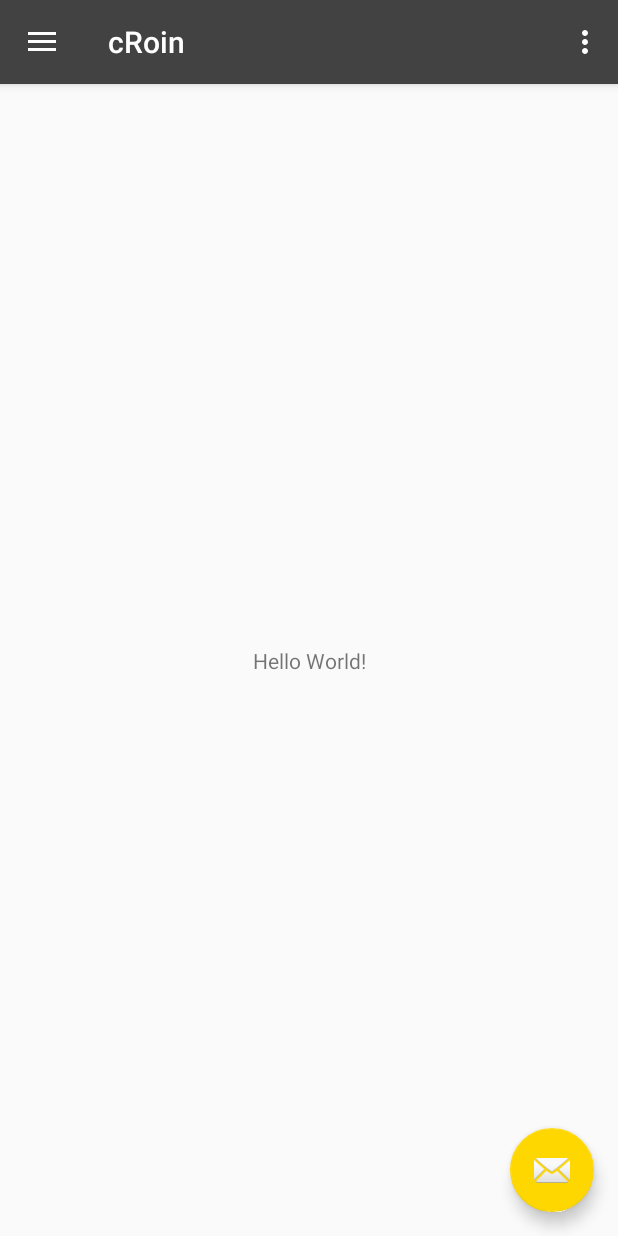
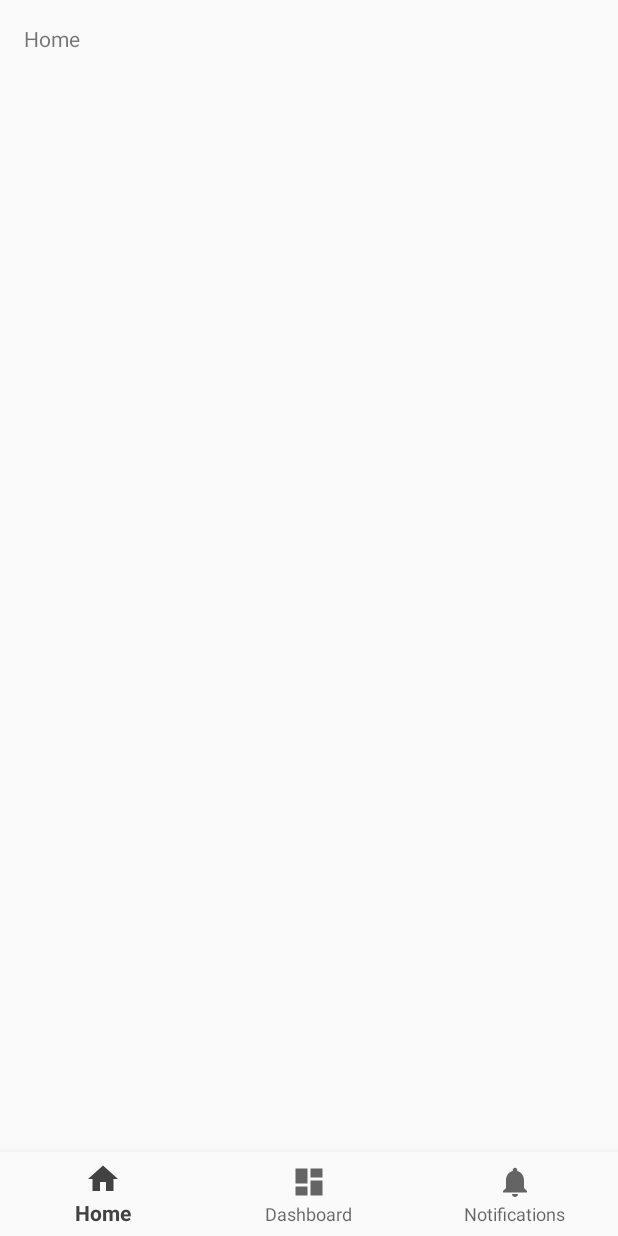
Before and after one commit to MariSky80/cRoin, an Android app: the screen it shows after launch (MainActivity), on a phone screen of 412 x 824 dp. Run offline under Robolectric (Android 15) with nearby library versions, the phone set to English and light mode, and no system bars.

Commit message:
Changing MainActivity with lateral menu to menu above

```diff
--- a/app/src/main/AndroidManifest.xml
+++ b/app/src/main/AndroidManifest.xml
@@ -21,10 +21,13 @@
             android:theme="@style/AppTheme.NoActionBar">
             <intent-filter>
                 <action android:name="android.intent.action.MAIN" />
+
                 <category android:name="android.intent.category.LAUNCHER" />
             </intent-filter>
         </activity>
-        <activity android:name=".MainActivity"></activity>
+        <activity
+            android:name=".MainActivity"
+            android:label="@string/title_activity_main" />
     </application>
 
 </manifest>
--- a/app/src/main/java/com/croin/croin/MainActivity.kt
+++ b/app/src/main/java/com/croin/croin/MainActivity.kt
@@ -1,84 +1,34 @@
 package com.croin.croin
 
 import android.os.Bundle
-import android.support.design.widget.Snackbar
-import android.support.design.widget.NavigationView
-import android.support.v4.view.GravityCompat
-import android.support.v7.app.ActionBarDrawerToggle
+import android.support.design.widget.BottomNavigationView
 import android.support.v7.app.AppCompatActivity
-import android.view.Menu
-import android.view.MenuItem
 import kotlinx.android.synthetic.main.activity_main.*
-import kotlinx.android.synthetic.main.app_bar_main.*
 
-class MainActivity : AppCompatActivity(), NavigationView.OnNavigationItemSelectedListener {
+class MainActivity : AppCompatActivity() {
+
+    private val mOnNavigationItemSelectedListener = BottomNavigationView.OnNavigationItemSelectedListener { item ->
+        when (item.itemId) {
+            R.id.navigation_home -> {
+                message.setText(R.string.title_home)
+                return@OnNavigationItemSelectedListener true
+            }
+            R.id.navigation_dashboard -> {
+                message.setText(R.string.title_dashboard)
+                return@OnNavigationItemSelectedListener true
+            }
+            R.id.navigation_notifications -> {
+                message.setText(R.string.title_notifications)
+                return@OnNavigationItemSelectedListener true
+            }
+        }
+        false
+    }
 
     override fun onCreate(savedInstanceState: Bundle?) {
         super.onCreate(savedInstanceState)
         setContentView(R.layout.activity_main)
-        setSupportActionBar(toolbar)
 
-        fab.setOnClickListener { view ->
-            Snackbar.make(view, "Replace with your own action", Snackbar.LENGTH_LONG)
-                    .setAction("Action", null).show()
-        }
-
-        val toggle = ActionBarDrawerToggle(
-                this, drawer_layout, toolbar, R.string.navigation_drawer_open, R.string.navigation_drawer_close)
-        drawer_layout.addDrawerListener(toggle)
-        toggle.syncState()
-
-        nav_view.setNavigationItemSelectedListener(this)
-    }
-
-    override fun onBackPressed() {
-        if (drawer_layout.isDrawerOpen(GravityCompat.START)) {
-            drawer_layout.closeDrawer(GravityCompat.START)
-        } else {
-            super.onBackPressed()
-        }
-    }
-
-    override fun onCreateOptionsMenu(menu: Menu): Boolean {
-        // Inflate the menu; this adds items to the action bar if it is present.
-        menuInflater.inflate(R.menu.main, menu)
-        return true
-    }
-
-    override fun onOptionsItemSelected(item: MenuItem): Boolean {
-        // Handle action bar item clicks here. The action bar will
-        // automatically handle clicks on the Home/Up button, so long
-        // as you specify a parent activity in AndroidManifest.xml.
-        when (item.itemId) {
-            R.id.action_settings -> return true
-            else -> return super.onOptionsItemSelected(item)
-        }
-    }
-
-    override fun onNavigationItemSelected(item: MenuItem): Boolean {
-        // Handle navigation view item clicks here.
-        when (item.itemId) {
-            R.id.nav_camera -> {
-                // Handle the camera action
-            }
-            R.id.nav_gallery -> {
-
-            }
-            R.id.nav_slideshow -> {
-
-            }
-            R.id.nav_manage -> {
-
-            }
-            R.id.nav_share -> {
-
-            }
-            R.id.nav_send -> {
-
-            }
-        }
-
-        drawer_layout.closeDrawer(GravityCompat.START)
-        return true
+        navigation.setOnNavigationItemSelectedListener(mOnNavigationItemSelectedListener)
     }
 }
--- /dev/null
+++ b/app/src/main/res/drawable/ic_dashboard_black_24dp.xml
@@ -0,0 +1,9 @@
+<vector xmlns:android="http://schemas.android.com/apk/res/android"
+    android:width="24dp"
+    android:height="24dp"
+    android:viewportHeight="24.0"
+    android:viewportWidth="24.0">
+    <path
+        android:fillColor="#FF000000"
+        android:pathData="M3,13h8L11,3L3,3v10zM3,21h8v-6L3,15v6zM13,21h8L21,11h-8v10zM13,3v6h8L21,3h-8z" />
+</vector>
--- /dev/null
+++ b/app/src/main/res/drawable/ic_home_black_24dp.xml
@@ -0,0 +1,9 @@
+<vector xmlns:android="http://schemas.android.com/apk/res/android"
+    android:width="24dp"
+    android:height="24dp"
+    android:viewportHeight="24.0"
+    android:viewportWidth="24.0">
+    <path
+        android:fillColor="#FF000000"
+        android:pathData="M10,20v-6h4v6h5v-8h3L12,3 2,12h3v8z" />
+</vector>
--- /dev/null
+++ b/app/src/main/res/drawable/ic_notifications_black_24dp.xml
@@ -0,0 +1,9 @@
+<vector xmlns:android="http://schemas.android.com/apk/res/android"
+    android:width="24dp"
+    android:height="24dp"
+    android:viewportHeight="24.0"
+    android:viewportWidth="24.0">
+    <path
+        android:fillColor="#FF000000"
+        android:pathData="M12,22c1.1,0 2,-0.9 2,-2h-4c0,1.1 0.89,2 2,2zM18,16v-5c0,-3.07 -1.64,-5.64 -4.5,-6.32L13.5,4c0,-0.83 -0.67,-1.5 -1.5,-1.5s-1.5,0.67 -1.5,1.5v0.68C7.63,5.36 6,7.92 6,11v5l-2,2v1h16v-1l-2,-2z" />
+</vector>
--- a/app/src/main/res/layout/activity_main.xml
+++ b/app/src/main/res/layout/activity_main.xml
@@ -1,25 +1,33 @@
 <?xml version="1.0" encoding="utf-8"?>
-<android.support.v4.widget.DrawerLayout xmlns:android="http://schemas.android.com/apk/res/android"
+<android.support.constraint.ConstraintLayout xmlns:android="http://schemas.android.com/apk/res/android"
     xmlns:app="http://schemas.android.com/apk/res-auto"
     xmlns:tools="http://schemas.android.com/tools"
-    android:id="@+id/drawer_layout"
+    android:id="@+id/container"
     android:layout_width="match_parent"
     android:layout_height="match_parent"
-    android:fitsSystemWindows="true"
-    tools:openDrawer="start">
+    tools:context="com.croin.croin.MainActivity">
 
-    <include
-        layout="@layout/app_bar_main"
-        android:layout_width="match_parent"
-        android:layout_height="match_parent" />
+    <TextView
+        android:id="@+id/message"
+        android:layout_width="wrap_content"
+        android:layout_height="wrap_content"
+        android:layout_marginLeft="@dimen/activity_horizontal_margin"
+        android:layout_marginStart="@dimen/activity_horizontal_margin"
+        android:layout_marginTop="@dimen/activity_vertical_margin"
+        android:text="@string/title_home"
+        app:layout_constraintLeft_toLeftOf="parent"
+        app:layout_constraintTop_toTopOf="parent" />
 
-    <android.support.design.widget.NavigationView
-        android:id="@+id/nav_view"
-        android:layout_width="wrap_content"
-        android:layout_height="match_parent"
-        android:layout_gravity="start"
-        android:fitsSystemWindows="true"
-        app:headerLayout="@layout/nav_header_main"
-        app:menu="@menu/activity_main_drawer" />
+    <android.support.design.widget.BottomNavigationView
+        android:id="@+id/navigation"
+        android:layout_width="0dp"
+        android:layout_height="wrap_content"
+        android:layout_marginEnd="0dp"
+        android:layout_marginStart="0dp"
+        android:background="?android:attr/windowBackground"
+        app:layout_constraintBottom_toBottomOf="parent"
+        app:layout_constraintLeft_toLeftOf="parent"
+        app:layout_constraintRight_toRightOf="parent"
+        app:menu="@menu/navigation" />
 
-</android.support.v4.widget.DrawerLayout>
+</android.support.constraint.ConstraintLayout>
--- a/app/src/main/res/layout/app_bar_main.xml
+++ /dev/null
@@ -1,33 +0,0 @@
-<?xml version="1.0" encoding="utf-8"?>
-<android.support.design.widget.CoordinatorLayout xmlns:android="http://schemas.android.com/apk/res/android"
-    xmlns:app="http://schemas.android.com/apk/res-auto"
-    xmlns:tools="http://schemas.android.com/tools"
-    android:layout_width="match_parent"
-    android:layout_height="match_parent"
-    tools:context="com.croin.croin.MainActivity">
-
-    <android.support.design.widget.AppBarLayout
-        android:layout_width="match_parent"
-        android:layout_height="wrap_content"
-        android:theme="@style/AppTheme.AppBarOverlay">
-
-        <android.support.v7.widget.Toolbar
-            android:id="@+id/toolbar"
-            android:layout_width="match_parent"
-            android:layout_height="?attr/actionBarSize"
-            android:background="?attr/colorPrimary"
-            app:popupTheme="@style/AppTheme.PopupOverlay" />
-
-    </android.support.design.widget.AppBarLayout>
-
-    <include layout="@layout/content_main" />
-
-    <android.support.design.widget.FloatingActionButton
-        android:id="@+id/fab"
-        android:layout_width="wrap_content"
-        android:layout_height="wrap_content"
-        android:layout_gravity="bottom|end"
-        android:layout_margin="@dimen/fab_margin"
-        app:srcCompat="@android:drawable/ic_dialog_email" />
-
-</android.support.design.widget.CoordinatorLayout>
--- a/app/src/main/res/layout/content_main.xml
+++ /dev/null
@@ -1,20 +0,0 @@
-<?xml version="1.0" encoding="utf-8"?>
-<android.support.constraint.ConstraintLayout xmlns:android="http://schemas.android.com/apk/res/android"
-    xmlns:app="http://schemas.android.com/apk/res-auto"
-    xmlns:tools="http://schemas.android.com/tools"
-    android:layout_width="match_parent"
-    android:layout_height="match_parent"
-    app:layout_behavior="@string/appbar_scrolling_view_behavior"
-    tools:context="com.croin.croin.MainActivity"
-    tools:showIn="@layout/app_bar_main">
-
-    <TextView
-        android:layout_width="wrap_content"
-        android:layout_height="wrap_content"
-        android:text="Hello World!"
-        app:layout_constraintBottom_toBottomOf="parent"
-        app:layout_constraintLeft_toLeftOf="parent"
-        app:layout_constraintRight_toRightOf="parent"
-        app:layout_constraintTop_toTopOf="parent" />
-
-</android.support.constraint.ConstraintLayout>
--- a/app/src/main/res/menu/activity_main_drawer.xml
+++ /dev/null
@@ -1,38 +0,0 @@
-<?xml version="1.0" encoding="utf-8"?>
-<menu xmlns:android="http://schemas.android.com/apk/res/android"
-    xmlns:tools="http://schemas.android.com/tools"
-    tools:showIn="navigation_view">
-
-    <group android:checkableBehavior="single">
-        <item
-            android:id="@+id/nav_camera"
-            android:icon="@drawable/ic_menu_camera"
-            android:title="Import" />
-        <item
-            android:id="@+id/nav_gallery"
-            android:icon="@drawable/ic_menu_gallery"
-            android:title="Gallery" />
-        <item
-            android:id="@+id/nav_slideshow"
-            android:icon="@drawable/ic_menu_slideshow"
-            android:title="Slideshow" />
-        <item
-            android:id="@+id/nav_manage"
-            android:icon="@drawable/ic_menu_manage"
-            android:title="Tools" />
-    </group>
-
-    <item android:title="Communicate">
-        <menu>
-            <item
-                android:id="@+id/nav_share"
-                android:icon="@drawable/ic_menu_share"
-                android:title="Share" />
-            <item
-                android:id="@+id/nav_send"
-                android:icon="@drawable/ic_menu_send"
-                android:title="Send" />
-        </menu>
-    </item>
-
-</menu>
--- a/app/src/main/res/menu/main.xml
+++ /dev/null
@@ -1,9 +0,0 @@
-<?xml version="1.0" encoding="utf-8"?>
-<menu xmlns:android="http://schemas.android.com/apk/res/android"
-    xmlns:app="http://schemas.android.com/apk/res-auto">
-    <item
-        android:id="@+id/action_settings"
-        android:orderInCategory="100"
-        android:title="@string/action_settings"
-        app:showAsAction="never" />
-</menu>
--- /dev/null
+++ b/app/src/main/res/menu/navigation.xml
@@ -0,0 +1,19 @@
+<?xml version="1.0" encoding="utf-8"?>
+<menu xmlns:android="http://schemas.android.com/apk/res/android">
+
+    <item
+        android:id="@+id/navigation_home"
+        android:icon="@drawable/ic_home_black_24dp"
+        android:title="@string/title_home" />
+
+    <item
+        android:id="@+id/navigation_dashboard"
+        android:icon="@drawable/ic_dashboard_black_24dp"
+        android:title="@string/title_dashboard" />
+
+    <item
+        android:id="@+id/navigation_notifications"
+        android:icon="@drawable/ic_notifications_black_24dp"
+        android:title="@string/title_notifications" />
+
+</menu>
--- a/app/src/main/res/values/strings.xml
+++ b/app/src/main/res/values/strings.xml
@@ -5,4 +5,8 @@
     <string name="navigation_drawer_close">Close navigation drawer</string>
 
     <string name="action_settings">Settings</string>
+    <string name="title_activity_main">MainActivity</string>
+    <string name="title_home">Home</string>
+    <string name="title_dashboard">Dashboard</string>
+    <string name="title_notifications">Notifications</string>
 </resources>
```
Also changed, not shown: app/src/main/res/layout/activity_splash.xml (+16 -12 lines), app/src/main/res/layout/nav_header_main.xml (deleted, +0 -35 lines).
